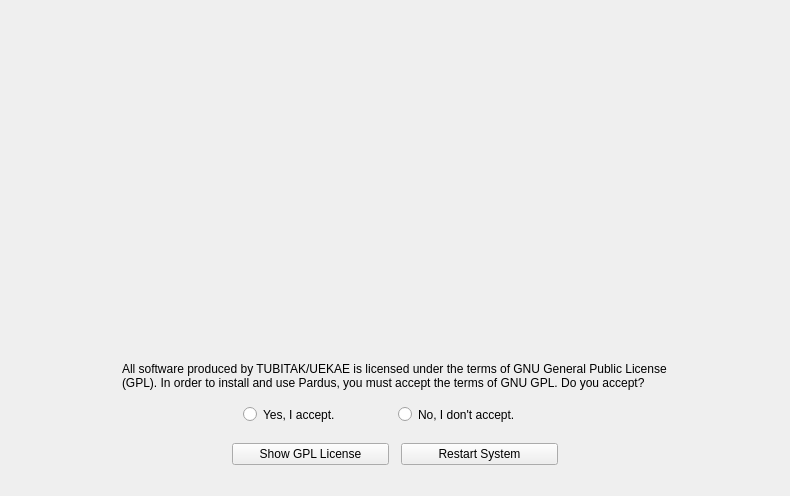
dadas45li/yali, file yali/gui/Ui/welcomewidget.ui: the form before one commit.
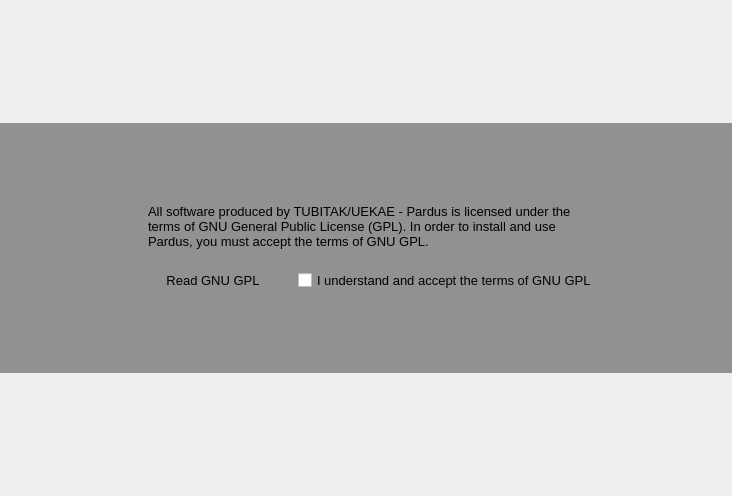
The form after the commit. Icons and pictures are not drawn.

Diff of the .ui file:
```diff
--- a/yali/gui/Ui/welcomewidget.ui
+++ b/yali/gui/Ui/welcomewidget.ui
@@ -1,53 +1,68 @@
 <ui version="4.0" >
  <class>WelcomeWidget</class>
- <widget class="QWidget" name="WelcomeWidget" >
-  <property name="geometry" >
+ <widget class="QWidget" name="WelcomeWidget">
+  <property name="geometry">
    <rect>
     <x>0</x>
     <y>0</y>
-    <width>790</width>
+    <width>732</width>
     <height>496</height>
    </rect>
   </property>
   <property name="windowTitle" >
    <string>Form1</string>
   </property>
-  <layout class="QGridLayout" >
-   <item row="0" column="3" >
-    <spacer>
-     <property name="orientation" >
-      <enum>Qt::Vertical</enum>
-     </property>
-     <property name="sizeType" >
-      <enum>QSizePolicy::Expanding</enum>
+  <layout class="QGridLayout">
+   <property name="margin">
+    <number>0</number>
+   </property>
+   <item row="0" column="0">
+    <widget class="QFrame" name="frame">
+     <property name="sizePolicy">
+      <sizepolicy hsizetype="Expanding" vsizetype="Maximum">
+       <horstretch>0</horstretch>
+       <verstretch>0</verstretch>
+      </sizepolicy>
      </property>
-     <property name="sizeHint" stdset="0" >
+     <property name="minimumSize">
       <size>
-       <width>20</width>
-       <height>21</height>
+       <width>600</width>
+       <height>250</height>
       </size>
      </property>
-    </spacer>
-   </item>
-   <item row="1" column="0" colspan="3" >
-    <spacer>
-     <property name="orientation" >
-      <enum>Qt::Horizontal</enum>
+     <property name="maximumSize">
+      <size>
+       <width>16777215</width>
+       <height>250</height>
+      </size>
      </property>
-     <property name="sizeType" >
-      <enum>QSizePolicy::Expanding</enum>
+     <property name="styleSheet">
+      <string notr="true">#frame{background-color: rgba(0,0,0,100)}</string>
      </property>
-     <property name="sizeHint" stdset="0" >
+     <property name="frameShape">
+      <enum>QFrame::NoFrame</enum>
+     </property>
+     <property name="frameShadow">
+      <enum>QFrame::Raised</enum>
+     </property>
+     <layout class="QGridLayout" name="gridLayout_3">
+      <property name="topMargin">
+       <number>20</number>
+      </property>
+      <property name="bottomMargin">
+       <number>20</number>
+      </property>
+      <item row="0" column="1">
+       <layout class="QHBoxLayout" name="horizontalLayout_2">
+        <item>
+         <widget class="QLabel" name="pix">
+          <property name="maximumSize">
       <size>
-       <width>31</width>
-       <height>20</height>
-      </size>
-     </property>
-    </spacer>
-   </item>
-   <item row="1" column="3" >
-    <widget class="QLabel" name="pix" >
-     <property name="text" >
+            <width>180</width>
+            <height>128</height>
+           </size>
+          </property>
+          <property name="text">
       <string/>
      </property>
      <property name="pixmap" >
@@ -58,212 +73,162 @@
      </property>
     </widget>
    </item>
-   <item row="1" column="4" colspan="3" >
-    <spacer>
-     <property name="orientation" >
-      <enum>Qt::Horizontal</enum>
-     </property>
-     <property name="sizeType" >
-      <enum>QSizePolicy::Expanding</enum>
-     </property>
-     <property name="sizeHint" stdset="0" >
-      <size>
-       <width>31</width>
-       <height>20</height>
-      </size>
-     </property>
-    </spacer>
-   </item>
-   <item row="2" column="3" >
-    <spacer>
-     <property name="orientation" >
+        <item>
+         <layout class="QVBoxLayout" name="verticalLayout">
+          <property name="spacing">
+           <number>20</number>
+          </property>
+          <property name="leftMargin">
+           <number>10</number>
+          </property>
+          <property name="rightMargin">
+           <number>10</number>
+          </property>
+          <item>
+           <spacer name="verticalSpacer">
+            <property name="orientation">
       <enum>Qt::Vertical</enum>
      </property>
-     <property name="sizeType" >
-      <enum>QSizePolicy::Expanding</enum>
-     </property>
-     <property name="sizeHint" stdset="0" >
+            <property name="sizeHint" stdset="0">
       <size>
        <width>20</width>
-       <height>20</height>
+              <height>40</height>
       </size>
      </property>
     </spacer>
    </item>
-   <item row="3" column="0" >
-    <spacer>
-     <property name="orientation" >
-      <enum>Qt::Horizontal</enum>
-     </property>
-     <property name="sizeType" >
-      <enum>QSizePolicy::Fixed</enum>
-     </property>
-     <property name="sizeHint" stdset="0" >
-      <size>
-       <width>40</width>
-       <height>20</height>
-      </size>
-     </property>
-    </spacer>
-   </item>
-   <item row="3" column="1" colspan="5" >
-    <widget class="QLabel" name="disclamer" >
-     <property name="text" >
-         <string>All software produced by TUBITAK/UEKAE is licensed under the terms of GNU General Public License (GPL). In order to install and use Pardus, you must accept the terms of GNU GPL. Do you accept?</string>
-     </property>
-     <property name="alignment" >
+          <item>
+           <widget class="QLabel" name="disclamer">
+            <property name="font">
+             <font>
+              <pointsize>10</pointsize>
+             </font>
+            </property>
+            <property name="lineWidth">
+             <number>1</number>
+            </property>
+            <property name="midLineWidth">
+             <number>0</number>
+            </property>
+            <property name="text">
+             <string>All software produced by TUBITAK/UEKAE - Pardus is licensed under the terms of GNU General Public License (GPL). In order to install and use Pardus, you must accept the terms of GNU GPL.</string>
+            </property>
+            <property name="scaledContents">
+             <bool>false</bool>
+            </property>
+            <property name="alignment">
       <set>Qt::AlignTop</set>
      </property>
      <property name="wordWrap" >
       <bool>true</bool>
      </property>
-    </widget>
-   </item>
-   <item row="3" column="6" >
-    <spacer>
-     <property name="orientation" >
-      <enum>Qt::Horizontal</enum>
-     </property>
-     <property name="sizeType" >
-      <enum>QSizePolicy::Fixed</enum>
-     </property>
-     <property name="sizeHint" stdset="0" >
-      <size>
-       <width>40</width>
-       <height>20</height>
-      </size>
-     </property>
-    </spacer>
-   </item>
-   <item row="4" column="0" colspan="2" >
-    <spacer>
-     <property name="orientation" >
-      <enum>Qt::Horizontal</enum>
-     </property>
-     <property name="sizeType" >
-      <enum>QSizePolicy::Expanding</enum>
-     </property>
-     <property name="sizeHint" stdset="0" >
-      <size>
-       <width>40</width>
-       <height>20</height>
-      </size>
-     </property>
-    </spacer>
-   </item>
-   <item row="4" column="2" colspan="3" >
-    <layout class="QGridLayout" >
-     <property name="spacing" >
-      <number>10</number>
-     </property>
-     <item row="1" column="0" >
-      <layout class="QHBoxLayout" >
-       <property name="spacing" >
-        <number>12</number>
-       </property>
+            <property name="indent">
+             <number>0</number>
+            </property>
+           </widget>
+          </item>
        <item>
-        <widget class="QPushButton" name="gplButton" >
-         <property name="minimumSize" >
-          <size>
-           <width>130</width>
-           <height>0</height>
-          </size>
-         </property>
-         <property name="focusPolicy" >
-          <enum>Qt::TabFocus</enum>
-         </property>
-         <property name="text" >
-          <string>Show GPL License</string>
-         </property>
-        </widget>
-       </item>
+           <layout class="QHBoxLayout" name="horizontalLayout">
+            <property name="spacing">
+             <number>20</number>
+            </property>
+            <property name="bottomMargin">
+             <number>0</number>
+            </property>
        <item>
-        <widget class="QPushButton" name="rebootButton" >
-         <property name="minimumSize" >
+             <widget class="QPushButton" name="gplButton">
+              <property name="minimumSize">
           <size>
            <width>130</width>
            <height>0</height>
           </size>
          </property>
-         <property name="focusPolicy" >
+              <property name="font">
+               <font>
+                <pointsize>10</pointsize>
+               </font>
+              </property>
+              <property name="focusPolicy">
           <enum>Qt::TabFocus</enum>
          </property>
-         <property name="text" >
-          <string>Restart System</string>
-         </property>
-        </widget>
-       </item>
-      </layout>
-     </item>
-     <item row="0" column="0" >
-      <widget class="QGroupBox" name="groupBox" >
-       <property name="styleSheet" >
-        <string notr="true" >border:none;</string>
-       </property>
-       <property name="title" >
-        <string/>
-       </property>
-       <layout class="QHBoxLayout" >
-        <item>
-         <widget class="QRadioButton" name="accept" >
-          <property name="focusPolicy" >
-           <enum>Qt::TabFocus</enum>
-          </property>
-          <property name="text" >
-           <string>Yes, I accept.</string>
-          </property>
+              <property name="text">
+               <string>Read GNU GPL</string>
+              </property>
+              <property name="icon">
+               <iconset resource="../../data.qrc">
+                <normaloff>:/gui/pics/favorites.png</normaloff>:/gui/pics/favorites.png</iconset>
+              </property>
+              <property name="flat">
+               <bool>true</bool>
+              </property>
          </widget>
         </item>
         <item>
-         <widget class="QRadioButton" name="not_accept" >
-          <property name="focusPolicy" >
-           <enum>Qt::TabFocus</enum>
-          </property>
-          <property name="text" >
-           <string>No, I don't accept.</string>
-          </property>
+             <widget class="QCheckBox" name="accept">
+              <property name="font">
+               <font>
+                <pointsize>10</pointsize>
+               </font>
+              </property>
+              <property name="text">
+               <string>I understand and accept the terms of GNU GPL</string>
+              </property>
+              <property name="checkable">
+               <bool>true</bool>
+              </property>
          </widget>
         </item>
        </layout>
-      </widget>
-     </item>
-    </layout>
-   </item>
-   <item row="4" column="5" colspan="2" >
-    <spacer>
-     <property name="orientation" >
-      <enum>Qt::Horizontal</enum>
-     </property>
-     <property name="sizeType" >
-      <enum>QSizePolicy::Expanding</enum>
-     </property>
-     <property name="sizeHint" stdset="0" >
-      <size>
-       <width>30</width>
-       <height>20</height>
-      </size>
-     </property>
-    </spacer>
-   </item>
-   <item row="5" column="3" >
-    <spacer>
-     <property name="orientation" >
+          </item>
+          <item>
+           <spacer name="verticalSpacer_2">
+            <property name="orientation">
       <enum>Qt::Vertical</enum>
      </property>
-     <property name="sizeType" >
-      <enum>QSizePolicy::Fixed</enum>
-     </property>
-     <property name="sizeHint" stdset="0" >
+            <property name="sizeHint" stdset="0">
       <size>
        <width>20</width>
+              <height>40</height>
+             </size>
+            </property>
+           </spacer>
+          </item>
+         </layout>
+        </item>
+       </layout>
+      </item>
+      <item row="0" column="2">
+       <spacer name="horizontalSpacer_2">
+        <property name="orientation">
+         <enum>Qt::Horizontal</enum>
+        </property>
+        <property name="sizeHint" stdset="0">
+         <size>
+          <width>40</width>
        <height>20</height>
       </size>
      </property>
     </spacer>
    </item>
-  </layout>
- </widget>
- <layoutdefault spacing="6" margin="11" />
+      <item row="0" column="0">
+       <spacer name="horizontalSpacer">
+        <property name="orientation">
+         <enum>Qt::Horizontal</enum>
+        </property>
+        <property name="sizeHint" stdset="0">
+         <size>
+          <width>40</width>
+          <height>20</height>
+         </size>
+        </property>
+       </spacer>
+      </item>
+     </layout>
+    </widget>
+   </item>
+  </layout>
+ </widget>
+ <layoutdefault spacing="6" margin="11"/>
  <pixmapfunction>qPixmapFromMimeSource</pixmapfunction>
  <tabstops>
   <tabstop>accept</tabstop>
```
Left out of the diff: 26 changed lines with no effect on the pictures. Lines whose indentation alone changed are shown as unchanged.
